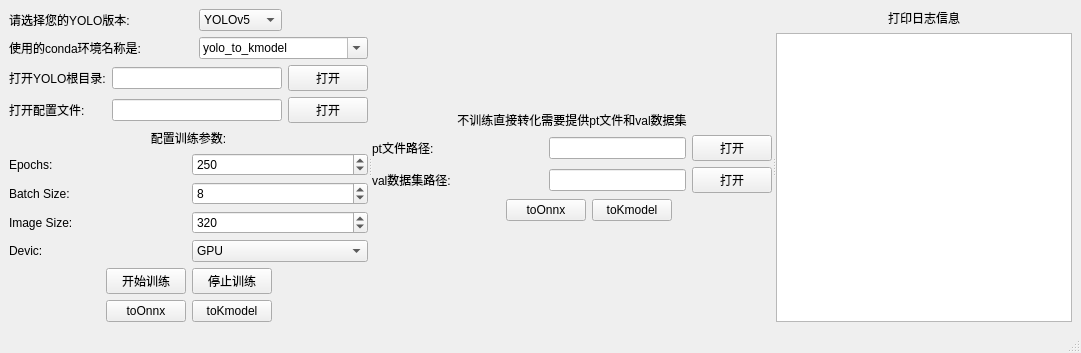
The window that src/widget/yolocontrol.ui (lucaschang1918/yolo_simple_conversion_tool) describes before a commit, drawn with Qt 5.
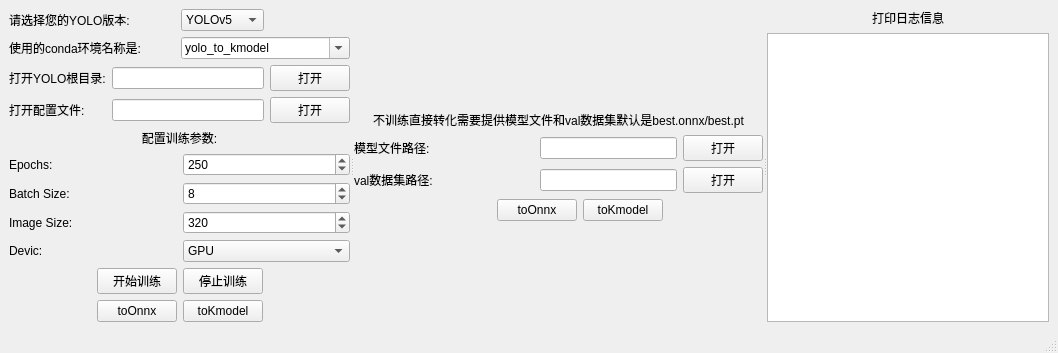
The same window after the commit.

The edit to the form file:
```diff
--- a/src/widget/yolocontrol.ui
+++ b/src/widget/yolocontrol.ui
@@ -6,7 +6,7 @@
    <rect>
     <x>0</x>
     <y>0</y>
-    <width>1081</width>
+    <width>1058</width>
     <height>353</height>
    </rect>
   </property>
@@ -20,7 +20,7 @@
       <property name="orientation">
        <enum>Qt::Orientation::Horizontal</enum>
       </property>
-      <widget class="QWidget" name="">
+      <widget class="QWidget" name="layoutWidget">
        <layout class="QVBoxLayout" name="verticalLayout_3">
         <item>
          <layout class="QGridLayout" name="gridLayout_4">
@@ -312,7 +312,7 @@
        <property name="orientation">
         <enum>Qt::Orientation::Horizontal</enum>
        </property>
-       <widget class="QWidget" name="">
+       <widget class="QWidget" name="layoutWidget">
         <layout class="QVBoxLayout" name="verticalLayout">
          <item>
           <spacer name="verticalSpacer">
@@ -330,7 +330,7 @@
          <item>
           <widget class="QLabel" name="label_11">
            <property name="text">
-            <string>不训练直接转化需要提供pt文件和val数据集</string>
+            <string>不训练直接转化需要提供模型文件和val数据集默认是best.onnx/best.pt</string>
            </property>
            <property name="alignment">
             <set>Qt::AlignmentFlag::AlignCenter</set>
@@ -342,7 +342,7 @@
            <item row="0" column="0" colspan="2">
             <widget class="QLabel" name="label_12">
              <property name="text">
-              <string>pt文件路径:</string>
+              <string>模型文件路径:</string>
              </property>
             </widget>
            </item>
@@ -430,7 +430,7 @@
          </item>
         </layout>
        </widget>
-       <widget class="QWidget" name="">
+       <widget class="QWidget" name="layoutWidget">
         <layout class="QVBoxLayout" name="verticalLayout_4">
          <item>
           <widget class="QLabel" name="label_10">
```
